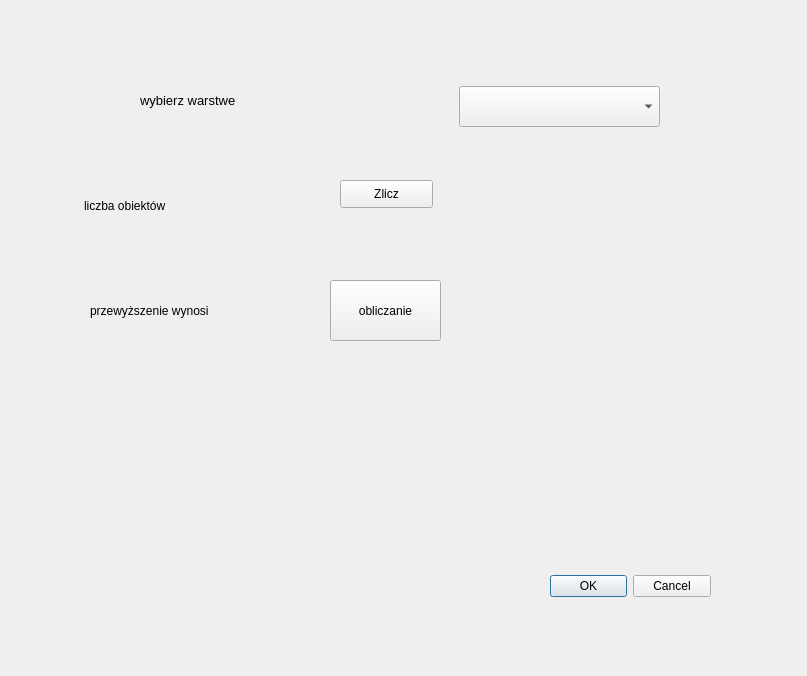
Above: pluginm_dialog_base.ui from Asiakras/zaj9 before the change. Below: the same form after it.
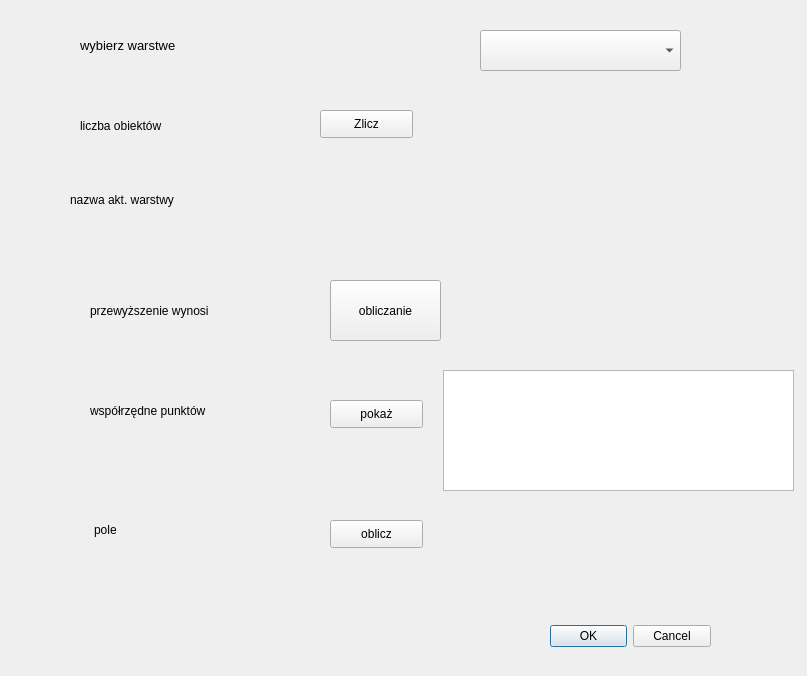
That is the form after the change. Custom widgets are drawn as their Qt base class.

Commit message: zmiana w wygladzie okna wtyczki

```diff
--- a/pluginm_dialog_base.ui
+++ b/pluginm_dialog_base.ui
@@ -17,9 +17,9 @@
    <property name="geometry">
     <rect>
      <x>550</x>
-     <y>551</y>
+     <y>611</y>
      <width>161</width>
-     <height>71</height>
+     <height>51</height>
     </rect>
    </property>
    <property name="orientation">
@@ -32,10 +32,10 @@
   <widget class="QLabel" name="label">
    <property name="geometry">
     <rect>
-     <x>140</x>
-     <y>60</y>
+     <x>80</x>
+     <y>20</y>
      <width>161</width>
-     <height>81</height>
+     <height>51</height>
     </rect>
    </property>
    <property name="font">
@@ -50,8 +50,8 @@
   <widget class="QgsMapLayerComboBox" name="mMapLayerComboBox">
    <property name="geometry">
     <rect>
-     <x>459</x>
-     <y>86</y>
+     <x>480</x>
+     <y>30</y>
      <width>201</width>
      <height>41</height>
     </rect>
@@ -104,8 +104,8 @@
   <widget class="QPushButton" name="pushButton_zliczobiek">
    <property name="geometry">
     <rect>
-     <x>340</x>
-     <y>180</y>
+     <x>320</x>
+     <y>110</y>
      <width>93</width>
      <height>28</height>
     </rect>
@@ -117,8 +117,8 @@
   <widget class="QLabel" name="label_lobiektow">
    <property name="geometry">
     <rect>
-     <x>84</x>
-     <y>180</y>
+     <x>80</x>
+     <y>100</y>
      <width>111</width>
      <height>51</height>
     </rect>
@@ -130,8 +130,8 @@
   <widget class="QLabel" name="label_wynikobiektow">
    <property name="geometry">
     <rect>
-     <x>544</x>
-     <y>180</y>
+     <x>550</x>
+     <y>110</y>
      <width>91</width>
      <height>41</height>
     </rect>
@@ -140,6 +140,107 @@
     <string/>
    </property>
   </widget>
+  <widget class="QLabel" name="label_wsppkt">
+   <property name="geometry">
+    <rect>
+     <x>90</x>
+     <y>400</y>
+     <width>151</width>
+     <height>21</height>
+    </rect>
+   </property>
+   <property name="text">
+    <string>współrzędne punktów</string>
+   </property>
+  </widget>
+  <widget class="QPushButton" name="pushButton_pokazwsp">
+   <property name="geometry">
+    <rect>
+     <x>330</x>
+     <y>400</y>
+     <width>93</width>
+     <height>28</height>
+    </rect>
+   </property>
+   <property name="text">
+    <string>pokaż</string>
+   </property>
+  </widget>
+  <widget class="QLabel" name="label_nazwawarstwy">
+   <property name="geometry">
+    <rect>
+     <x>70</x>
+     <y>190</y>
+     <width>131</width>
+     <height>20</height>
+    </rect>
+   </property>
+   <property name="text">
+    <string>nazwa akt. warstwy</string>
+   </property>
+  </widget>
+  <widget class="QLabel" name="label_resultnazwa">
+   <property name="geometry">
+    <rect>
+     <x>570</x>
+     <y>190</y>
+     <width>91</width>
+     <height>31</height>
+    </rect>
+   </property>
+   <property name="text">
+    <string/>
+   </property>
+  </widget>
+  <widget class="QTextEdit" name="listaWybranychOb_wsp">
+   <property name="geometry">
+    <rect>
+     <x>443</x>
+     <y>370</y>
+     <width>351</width>
+     <height>121</height>
+    </rect>
+   </property>
+  </widget>
+  <widget class="QPushButton" name="pushButton_liczpole">
+   <property name="geometry">
+    <rect>
+     <x>330</x>
+     <y>520</y>
+     <width>93</width>
+     <height>28</height>
+    </rect>
+   </property>
+   <property name="text">
+    <string>oblicz</string>
+   </property>
+  </widget>
+  <widget class="QLabel" name="label_poledesc">
+   <property name="geometry">
+    <rect>
+     <x>94</x>
+     <y>520</y>
+     <width>71</width>
+     <height>20</height>
+    </rect>
+   </property>
+   <property name="text">
+    <string>pole</string>
+   </property>
+  </widget>
+  <widget class="QLabel" name="label_pole">
+   <property name="geometry">
+    <rect>
+     <x>530</x>
+     <y>520</y>
+     <width>161</width>
+     <height>41</height>
+    </rect>
+   </property>
+   <property name="text">
+    <string/>
+   </property>
+  </widget>
  </widget>
  <customwidgets>
   <customwidget>
```
Left out of the diff: 2 changed lines with no effect on the pictures.
